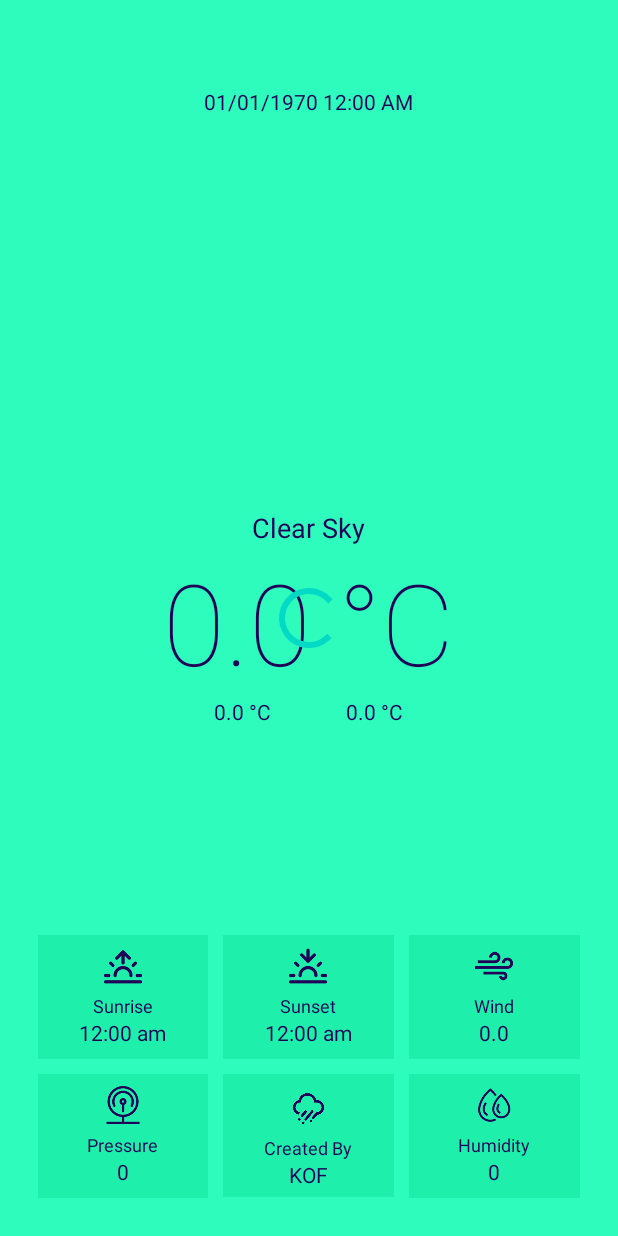
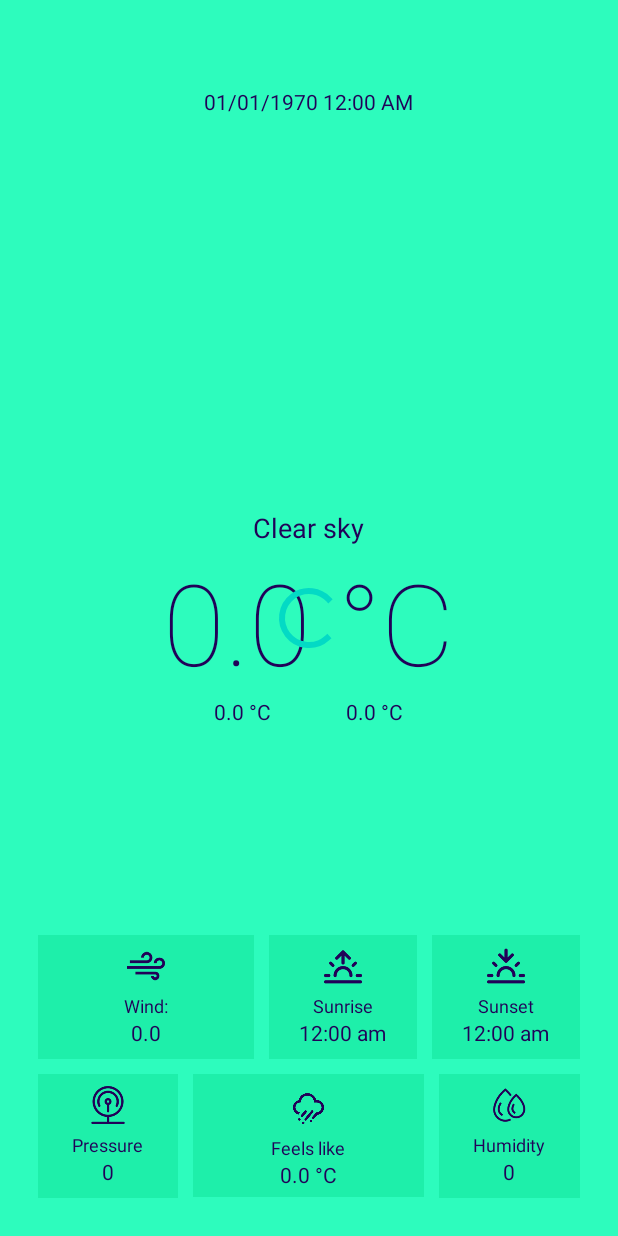
Before and after one commit to king-of-the-frogs/WeatherApp, an Android app: the SecondFragment screen opened through its navigation route, on a phone screen of 412 x 824 dp. Run offline under Robolectric (Android 15) with nearby library versions, the phone set to English and light mode, and no system bars; Roboto replaces fonts that are not available here.

Commit message:
-done design

```diff
--- a/app/src/main/java/com/example/weathertoday/features/weather_screen/data/Mapper.kt
+++ b/app/src/main/java/com/example/weathertoday/features/weather_screen/data/Mapper.kt
@@ -12,7 +12,8 @@ fun MainWeatherRemoteModel.mainToDomain() = MainModel(
     tempMax = this.main.tempMax,
     tempMin = this.main.tempMin,
     pressure = this.main.pressure,
-    humidity = this.main.humidity
+    humidity = this.main.humidity,
+    feelsLike = this.main.feelsLike,
 )
 
 fun MainWeatherRemoteModel.windToDomain() = WindModel(
--- a/app/src/main/java/com/example/weathertoday/features/weather_screen/data/WeatherRemoteSource.kt
+++ b/app/src/main/java/com/example/weathertoday/features/weather_screen/data/WeatherRemoteSource.kt
@@ -5,5 +5,4 @@ import com.example.weathertoday.features.weather_screen.data.model.MainWeatherRe
 class WeatherRemoteSource(private val api: WeatherApi) {
 
         suspend fun getWeather(city: String): MainWeatherRemoteModel = api.getWeather(query =   city)
-
 }
--- a/app/src/main/java/com/example/weathertoday/features/weather_screen/data/WeatherRepo.kt
+++ b/app/src/main/java/com/example/weathertoday/features/weather_screen/data/WeatherRepo.kt
@@ -5,5 +5,4 @@ import com.example.weathertoday.features.weather_screen.domain.model.MainWeather
 interface WeatherRepo {
 
     suspend fun getWeather(city: String): MainWeatherModel
-
 }
--- a/app/src/main/java/com/example/weathertoday/features/weather_screen/data/WeatherRepoImpl.kt
+++ b/app/src/main/java/com/example/weathertoday/features/weather_screen/data/WeatherRepoImpl.kt
@@ -7,5 +7,4 @@ class WeatherRepoImpl(private val weatherRemoteSource: WeatherRemoteSource) : We
     override suspend fun getWeather(city: String): MainWeatherModel {
         return weatherRemoteSource.getWeather(city = city).toDomain()
     }
-
 }
--- a/app/src/main/java/com/example/weathertoday/features/weather_screen/data/model/MainRemoteModel.kt
+++ b/app/src/main/java/com/example/weathertoday/features/weather_screen/data/model/MainRemoteModel.kt
@@ -9,6 +9,8 @@ data class MainRemoteModel(
     val tempMax: Float,
     @SerializedName("temp_min")
     val tempMin: Float,
+    @SerializedName("feels_like")
+    val feelsLike: Float,
     @SerializedName("humidity")
     val humidity: Long,
     @SerializedName("pressure")
--- a/app/src/main/java/com/example/weathertoday/features/weather_screen/domain/model/MainModel.kt
+++ b/app/src/main/java/com/example/weathertoday/features/weather_screen/domain/model/MainModel.kt
@@ -6,4 +6,5 @@ data class MainModel(
     val tempMin: Float,
     val humidity: Long,
     val pressure: Long,
+    val feelsLike: Float,
 )
--- a/app/src/main/java/com/example/weathertoday/features/weather_screen/ui/Contract.kt
+++ b/app/src/main/java/com/example/weathertoday/features/weather_screen/ui/Contract.kt
@@ -3,10 +3,11 @@ package com.example.weathertoday.features.weather_screen.ui
 import com.example.weathertoday.base.Event
 import com.example.weathertoday.features.weather_screen.domain.model.MainWeatherModel
 
-data class ViewState (
+data class ViewState(
     val temp: Float,
     val tempMax: Float,
     val tempMin: Float,
+    val feelsLike: Float,
     val pressure: Long,
     val humidity: Long,
     val sunrise: Long,
@@ -14,7 +15,8 @@ data class ViewState (
     val date: Long,
     val speed: Float,
     val isLoading: Boolean,
-    var city: String
+    var city: String,
+
 )
 
 sealed class DataEvent: Event {
--- a/app/src/main/java/com/example/weathertoday/features/weather_screen/ui/MainActivity.kt
+++ b/app/src/main/java/com/example/weathertoday/features/weather_screen/ui/MainActivity.kt
@@ -14,6 +14,5 @@ class MainActivity : AppCompatActivity() {
     override fun onCreate(savedInstanceState: Bundle?) {
         super.onCreate(savedInstanceState)
         setContentView(R.layout.activity_main)
-
     }
 }
--- a/app/src/main/java/com/example/weathertoday/features/weather_screen/ui/MainViewModel.kt
+++ b/app/src/main/java/com/example/weathertoday/features/weather_screen/ui/MainViewModel.kt
@@ -22,7 +22,8 @@ class MainViewModel(val iteractor: WeatherIteractor) : BaseViewModel<ViewState>(
             sunset = 0,
             sunrise = 0,
             date = 0,
-            isLoading = false
+            isLoading = false,
+            feelsLike = 0f,
         )
 
     override fun reduce(event: Event, previousState: ViewState): ViewState? {
@@ -44,15 +45,16 @@ class MainViewModel(val iteractor: WeatherIteractor) : BaseViewModel<ViewState>(
             is DataEvent.OnWeatherSucceed -> {
                 return previousState.copy(
                     temp = event.data.main.temp,
+                    speed = event.data.wind.speed,
                     tempMax = event.data.main.tempMax,
-                    speed = event.data.wind.speed,
                     tempMin = event.data.main.tempMin,
+                    feelsLike = event.data.main.feelsLike,
                     pressure = event.data.main.pressure,
                     humidity = event.data.main.humidity,
                     sunset = event.data.sys.sunset,
                     sunrise = event.data.sys.sunrise,
                     date = event.data.date,
-                    isLoading = true
+                    isLoading = true,
                 )
             }
             else -> return null
--- a/app/src/main/java/com/example/weathertoday/features/weather_screen/ui/SecondFragment.kt
+++ b/app/src/main/java/com/example/weathertoday/features/weather_screen/ui/SecondFragment.kt
@@ -31,6 +31,7 @@ class SecondFragment : Fragment(R.layout.fragment_second) {
         binding.temp.text = "${viewState.temp} °C"
         binding.tempMax.text = "${viewState.tempMax} °C"
         binding.tempMin.text = "${viewState.tempMin} °C"
+        binding.feelsLike.text = "${viewState.tempMin} °C"
         binding.wind.text = viewState.speed.toString()
         binding.pressure.text = viewState.pressure.toString()
         binding.humidity.text = viewState.humidity.toString()
@@ -38,10 +39,8 @@ class SecondFragment : Fragment(R.layout.fragment_second) {
             SimpleDateFormat("hh:mm a", Locale.UK).format(Date(viewState.sunrise * 1000))
         binding.sunset.text =
             SimpleDateFormat("hh:mm a", Locale.UK).format(Date(viewState.sunset * 1000))
-        binding.updatedAt.text = SimpleDateFormat(
-            "dd/MM/yyyy hh:mm a",
-            Locale.ENGLISH
-        ).format(Date(viewState.date * 1000))
+        binding.updatedAt.text =
+            SimpleDateFormat("dd/MM/yyyy hh:mm a", Locale.ENGLISH).format(Date(viewState.date * 1000))
     }
 
 }
--- a/app/src/main/res/layout/fragment_second.xml
+++ b/app/src/main/res/layout/fragment_second.xml
@@ -2,7 +2,7 @@
 <RelativeLayout xmlns:android="http://schemas.android.com/apk/res/android"
     xmlns:app="http://schemas.android.com/apk/res-auto"
     xmlns:tools="http://schemas.android.com/tools"
-    android:layout_width="match_parent"
+    android:layout_width="wrap_content"
     android:layout_height="match_parent"
     android:background="@drawable/gradient_bg"
     android:backgroundTint="@color/ic_launcher_background"
@@ -100,6 +100,42 @@
                 android:weightSum="3">
 
                 <LinearLayout
+                    android:layout_width="wrap_content"
+                    android:layout_height="wrap_content"
+                    android:layout_weight="1"
+                    android:background="#1EEFAA"
+                    android:gravity="center"
+                    android:orientation="vertical"
+                    android:padding="8dp">
+
+                    <ImageView
+                        android:layout_width="25dp"
+                        android:layout_height="25dp"
+                        android:src="@drawable/wind"
+                        app:tint="#210158" />
+
+                    <Space
+                        android:layout_width="wrap_content"
+                        android:layout_height="5dp" />
+
+                    <TextView
+                        android:layout_width="wrap_content"
+                        android:layout_height="wrap_content"
+                        android:text="@string/Wind"
+                        android:textSize="12sp" />
+
+                    <TextView
+                        android:id="@+id/wind"
+                        android:layout_width="wrap_content"
+                        android:layout_height="wrap_content"
+                        android:textSize="14sp" />
+                </LinearLayout>
+
+                <Space
+                    android:layout_width="10dp"
+                    android:layout_height="wrap_content" />
+
+                <LinearLayout
                     android:layout_width="0dp"
                     android:layout_height="wrap_content"
                     android:layout_weight="1"
@@ -166,42 +202,6 @@
                         android:layout_height="wrap_content"
                         android:textSize="14sp" />
                 </LinearLayout>
-
-                <Space
-                    android:layout_width="10dp"
-                    android:layout_height="wrap_content" />
-
-                <LinearLayout
-                    android:layout_width="0dp"
-                    android:layout_height="wrap_content"
-                    android:layout_weight="1"
-                    android:background="#1EEFAA"
-                    android:gravity="center"
-                    android:orientation="vertical"
-                    android:padding="8dp">
-
-                    <ImageView
-                        android:layout_width="25dp"
-                        android:layout_height="25dp"
-                        android:src="@drawable/wind"
-                        app:tint="#210158" />
-
-                    <Space
-                        android:layout_width="wrap_content"
-                        android:layout_height="5dp" />
-
-                    <TextView
-                        android:layout_width="wrap_content"
-                        android:layout_height="wrap_content"
-                        android:text="@string/wind"
-                        android:textSize="12sp" />
-
-                    <TextView
-                        android:id="@+id/wind"
-                        android:layout_width="wrap_content"
-                        android:layout_height="wrap_content"
-                        android:textSize="14sp" />
-                </LinearLayout>
             </LinearLayout>
 
             <Space
@@ -251,7 +251,7 @@
                     android:layout_height="wrap_content" />
 
                 <LinearLayout
-                    android:layout_width="0dp"
+                    android:layout_width="wrap_content"
                     android:layout_height="wrap_content"
                     android:layout_weight="1"
                     android:background="#1EEFAA"
@@ -272,13 +272,13 @@
                     <TextView
                         android:layout_width="wrap_content"
                         android:layout_height="wrap_content"
-                        android:text="@string/created_by"
+                        android:text="@string/feels_like"
                         android:textSize="12sp" />
 
                     <TextView
+                        android:id="@+id/feels_like"
                         android:layout_width="wrap_content"
                         android:layout_height="wrap_content"
-                        android:text="@string/kof"
                         android:textSize="14sp" />
                 </LinearLayout>
 
--- a/app/src/main/res/values/strings.xml
+++ b/app/src/main/res/values/strings.xml
@@ -8,12 +8,11 @@
     <string name="hello_blank_fragment">Hello blank fragment</string>
     <string name="start">Start</string>
     <string name="name_city">Write the city:</string>
-    <string name="clear_sky">Clear Sky</string>
     <string name="sunrise">Sunrise</string>
     <string name="sunset">Sunset</string>
+    <string name="clear_sky">Clear sky</string>
     <string name="wind">Wind</string>
     <string name="pressure">Pressure</string>
     <string name="humidity">Humidity</string>
-    <string name="kof">KOF</string>
-    <string name="created_by">Created By</string>
-</resources>
+    <string name="feels_like">Feels like</string>
+    </resources>
```
